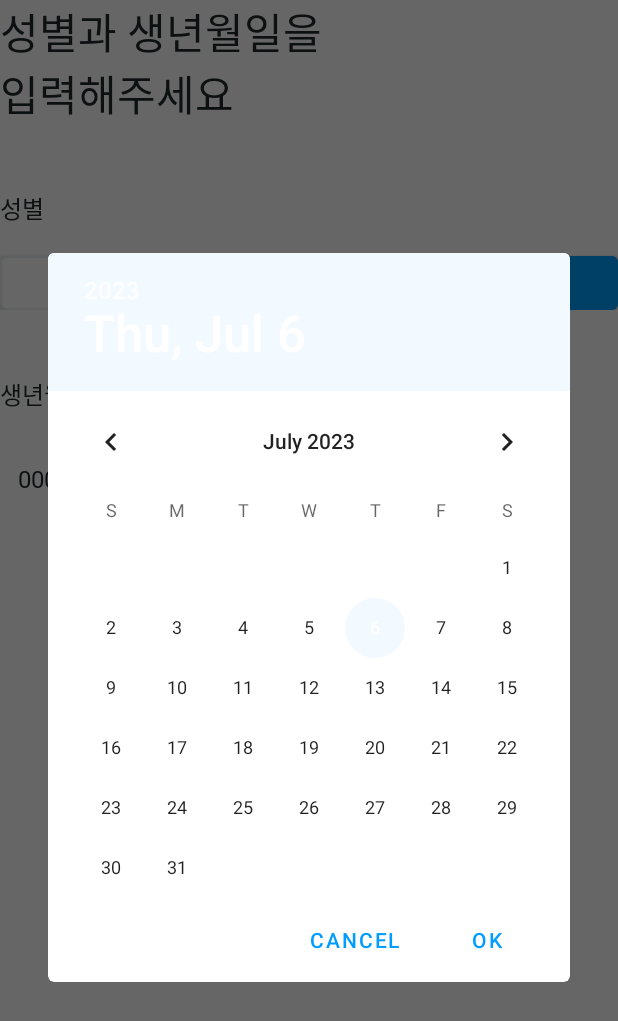
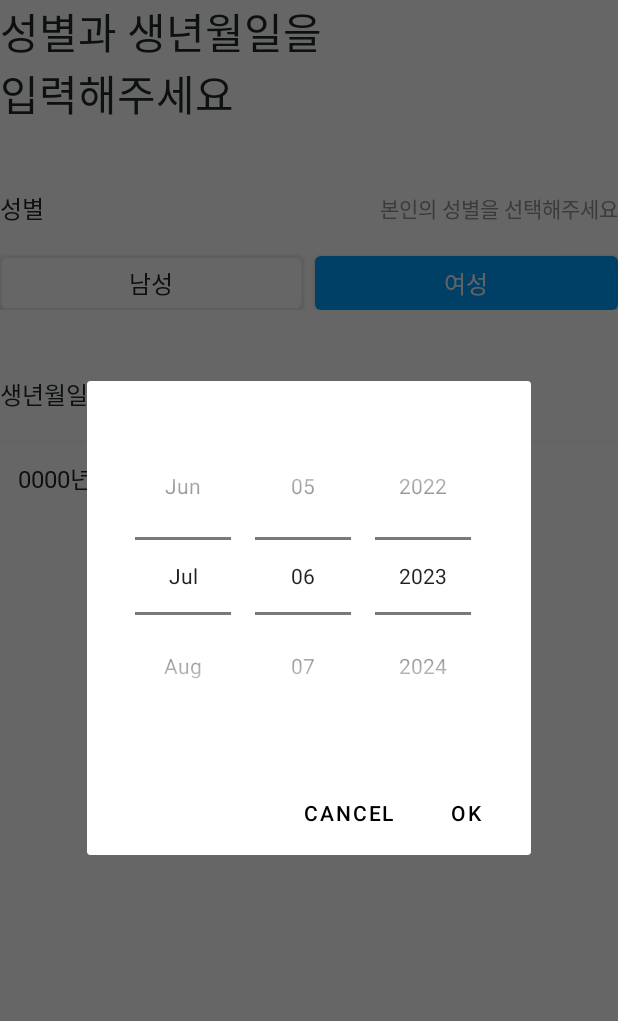
Before and after one commit to Central-MakeUs/Cider_AOS, an Android app: the fragment RegisterProfileFragment placed in its activity, after a tap on an icon or button, on a phone screen of 412 x 824 dp. Shown: the top 1021 px of the screen. Run offline under Robolectric (Android 15) with nearby library versions, the phone set to English and light mode, and no system bars; our stand-ins replace Dagger/Hilt's generated code, data binding; 2 other taps on this screen came first.

Commit message:
[feat] 생년월일 입력 spinner 변경 및 입력 시 페이지 이동 가능 + 14세 미만 불가능

```diff
--- a/app/src/main/java/com/cider/cider/presentation/register/RegisterProfileFragment.kt
+++ b/app/src/main/java/com/cider/cider/presentation/register/RegisterProfileFragment.kt
@@ -54,6 +54,22 @@ class RegisterProfileFragment
                 }
             }
         }
+        viewModel.birth.observe(viewLifecycleOwner) {
+            viewLifecycleOwner.lifecycleScope.launch(Dispatchers.Main){
+                if (it.year != 0) {
+                    if (it.hasPassed14Years()) {
+                        binding.btnProfileBirth.background =
+                            resources.getDrawable(R.drawable.shape_edittext_active)
+                        binding.tvCheckBirth.visibility = View.GONE
+                    } else {
+                        binding.btnProfileBirth.background =
+                            resources.getDrawable(R.drawable.shape_edittext_error)
+                        binding.tvCheckBirth.visibility = View.VISIBLE
+                    }
+                }
+                viewModel.checkButtonState() //TODO(로직 다시 생각해 보기)
+            }
+        }
     }
     private fun setBirth() {
         binding.btnProfileBirth.setOnClickListener {
@@ -61,7 +77,13 @@ class RegisterProfileFragment
             val data = DatePickerDialog.OnDateSetListener { view, year, month, day ->
                 viewModel.changeBirth(Birth(year, month, day))
             }
-            DatePickerDialog(requireContext(), data, cal.get(Calendar.YEAR), cal.get(Calendar.MONTH), cal.get(Calendar.DAY_OF_MONTH)).show()
+            val dialog = DatePickerDialog(
+                requireContext(),
+                R.style.SpinnerDatePickerDialogTheme,
+                data,
+                cal.get(Calendar.YEAR), cal.get(Calendar.MONTH), cal.get(Calendar.DAY_OF_MONTH))
+            dialog.show()
+
         }
     }
 }
--- a/app/src/main/java/com/cider/cider/presentation/viewmodel/RegisterViewModel.kt
+++ b/app/src/main/java/com/cider/cider/presentation/viewmodel/RegisterViewModel.kt
@@ -172,7 +172,7 @@ class RegisterViewModel @Inject constructor(
     }
 
 
-    private fun checkButtonState() {
+    fun checkButtonState() {
         when (_registerState.value) {
             RegisterType.SERVICE_AGREEMENT -> {
                 _buttonState.value = (_checkBoxState.value == 30)
@@ -181,7 +181,12 @@ class RegisterViewModel @Inject constructor(
                 _buttonState.value = _nicknameEnable.value
             }
             RegisterType.INFORMATION_INPUT2 -> {
-                _buttonState.value = _genderState.value != null
+                _buttonState.value = (_genderState.value != null) &&
+                        if (_birth.value?.year == 0) {
+                            false
+                        } else {
+                            _birth.value?.hasPassed14Years()?:false
+                        }
             }
             RegisterType.KEYWORD_RECOMMENDATION -> {
                 val trueCountChallenge = listOf(
--- /dev/null
+++ b/app/src/main/res/drawable/selector_edittext.xml
@@ -0,0 +1,6 @@
+<?xml version="1.0" encoding="utf-8"?>
+<selector xmlns:android="http://schemas.android.com/apk/res/android">
+    <item android:state_checked="true" android:drawable="@drawable/shape_edittext_active"/>
+    <item android:state_checked="false" android:drawable="@drawable/shape_edittext_error"/>
+    <item android:drawable="@drawable/shape_edittext_none" />
+</selector>
--- a/app/src/main/res/layout/fragment_register_profile.xml
+++ b/app/src/main/res/layout/fragment_register_profile.xml
@@ -41,6 +41,19 @@
                 android:textSize="@dimen/text_xl"
                 android:gravity="center_vertical"
                 app:layout_constraintStart_toStartOf="parent"
+                app:layout_constraintTop_toTopOf="parent" />
+
+
+            <TextView
+                android:id="@+id/tv_profile_gender_check"
+                android:layout_width="wrap_content"
+                android:layout_height="48dp"
+                android:fontFamily="@font/pretendard_bold"
+                android:text="@string/register_profile_gender_check"
+                android:textSize="@dimen/text_base"
+                android:textColor="@color/icon"
+                android:gravity="center_vertical"
+                app:layout_constraintEnd_toEndOf="parent"
                 app:layout_constraintTop_toTopOf="parent" />
 
             <androidx.appcompat.widget.AppCompatButton
@@ -93,7 +106,7 @@
 
             <androidx.appcompat.widget.AppCompatButton
                 android:id="@+id/btn_profile_birth"
-                style="@style/TextButtonStyle"
+                android:background="@drawable/shape_edittext_none"
                 android:layout_width="0dp"
                 android:layout_height="44dp"
                 android:fontFamily="@font/pretendard_regular"
@@ -107,6 +120,18 @@
                 app:layout_constraintEnd_toEndOf="parent"
                 app:layout_constraintTop_toBottomOf="@id/tv_profile_birth"/>
 
+            <TextView
+                android:id="@+id/tv_check_birth"
+                android:layout_width="wrap_content"
+                android:layout_height="wrap_content"
+                android:textColor="@color/main"
+                android:textSize="@dimen/text_lg"
+                android:fontFamily="@font/pretendard_regular"
+                android:visibility="gone"
+                android:layout_marginTop="8dp"
+                app:layout_constraintTop_toBottomOf="@id/btn_profile_birth"
+                app:layout_constraintStart_toStartOf="parent"
+                tools:text="@string/register_profile_birth_check"/>
         </androidx.constraintlayout.widget.ConstraintLayout>
 
     </androidx.constraintlayout.widget.ConstraintLayout>
--- a/app/src/main/res/values/strings.xml
+++ b/app/src/main/res/values/strings.xml
@@ -30,6 +30,8 @@
     <string name="register_profile_birth">생년월일</string>
     <string name="register_profile_male">남성</string>
     <string name="register_profile_female">여성</string>
+    <string name="register_profile_birth_check">14세 이상으로 선택해주세요</string>
+    <string name="register_profile_gender_check">본인의 성별을 선택해주세요</string>
 
     <string name="register_keyword_title">관심 챌린지와 키워드를\n모두 선택해주세요</string>
     <string name="register_keyword_challenge">관심있는 챌린지</string>
--- a/app/src/main/res/values/style.xml
+++ b/app/src/main/res/values/style.xml
@@ -43,4 +43,21 @@
     <style name="DefaultCheckBoxStyle" parent="Widget.AppCompat.CompoundButton.CheckBox">
         <item name="android:buttonTint">@color/selector_check_box</item>
     </style>
+
+    <style name="SpinnerDatePickerDialogTheme" parent="Theme.AppCompat.Light.Dialog">
+        <item name="android:datePickerStyle">@style/SpinnerDatePickerStyle</item>
+        <item name="android:buttonBarPositiveButtonStyle">@style/SpinnerButtonStyle</item>
+        <item name="android:buttonBarNegativeButtonStyle">@style/SpinnerButtonStyle</item>
+    </style>
+
+    <style name="SpinnerDatePickerStyle" parent="@android:style/Widget.Material.Light.DatePicker">
+        <item name="android:datePickerMode">spinner</item>
+        <item name="android:padding">24dp</item>
+    </style>
+
+
+    <style name="SpinnerButtonStyle" parent="Widget.MaterialComponents.Button.TextButton.Dialog">
+        <item name="android:textColor">@color/black</item>
+    </style>
+
 </resources>
```
Also changed, not shown: app/src/main/java/com/cider/cider/domain/type/Birth.kt (+31 -0 lines).
